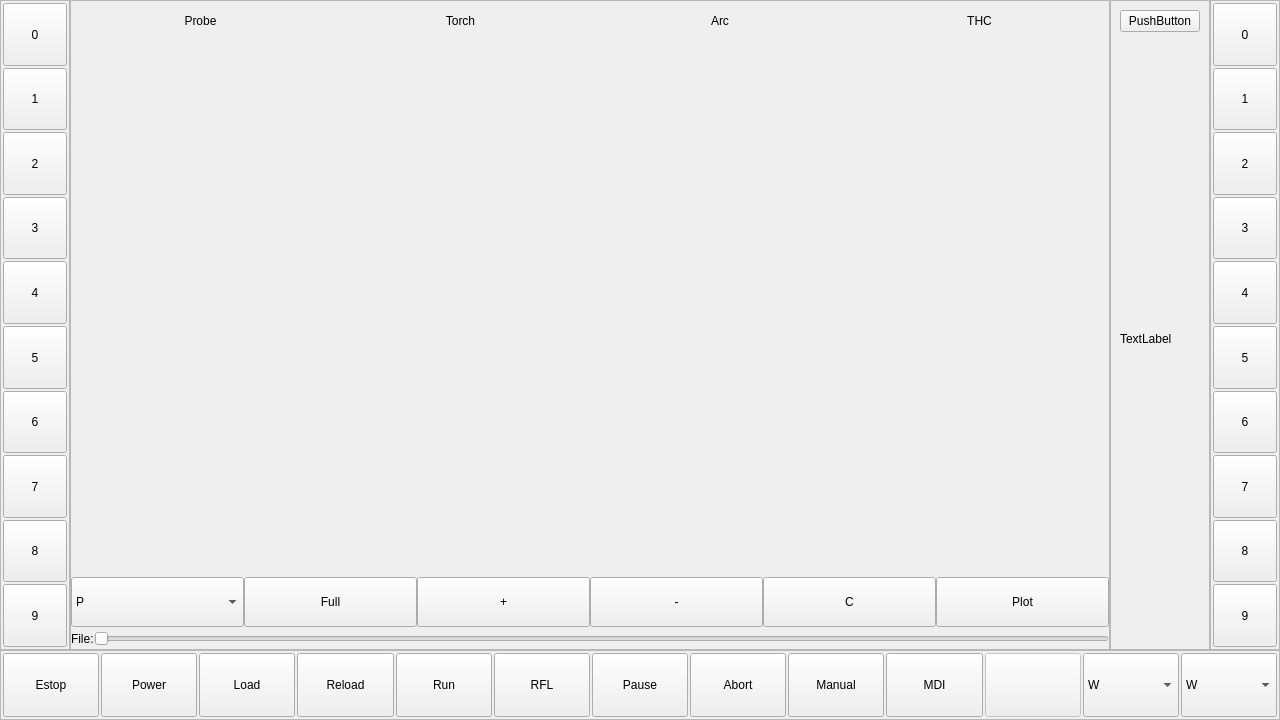
This is qtgui/qtgui.ui in daiman444/lcnc29_lpt_qtplasma as Qt 5 draws it before an edit. The edited form follows.
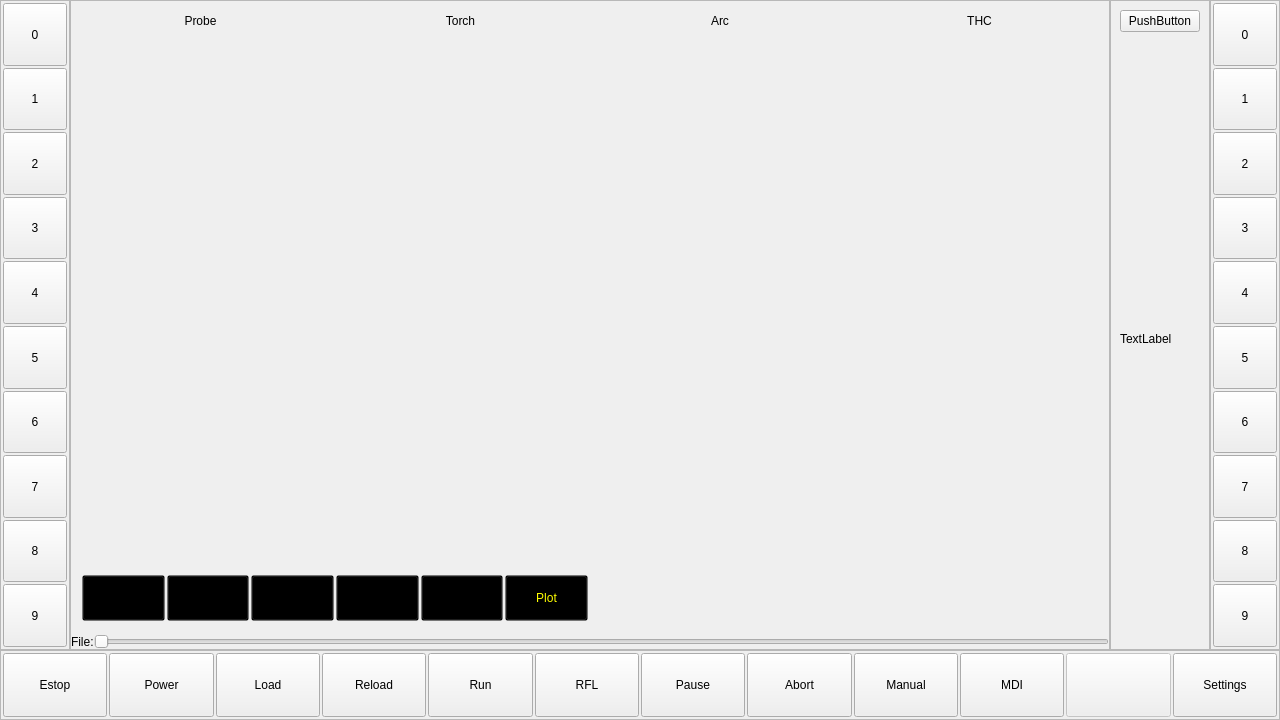
This is the edited form. Custom widgets are drawn as their Qt base class.

Commit message: moved view buttons

Diff of the .ui file:
```diff
--- a/qtgui/qtgui.ui
+++ b/qtgui/qtgui.ui
@@ -246,73 +246,16 @@
            </widget>
           </item>
           <item>
-           <widget class="QComboBox" name="cb_pages">
+           <widget class="QPushButton" name="pb_bottom_10">
             <property name="sizePolicy">
              <sizepolicy hsizetype="Expanding" vsizetype="Expanding">
               <horstretch>0</horstretch>
               <verstretch>0</verstretch>
              </sizepolicy>
             </property>
-            <item>
              <property name="text">
-              <string>W</string>
-             </property>
-            </item>
-            <item>
-             <property name="text">
-              <string>Coll</string>
-             </property>
-            </item>
-            <item>
-             <property name="text">
-              <string>Min</string>
-             </property>
-            </item>
-            <item>
-             <property name="text">
-              <string>Full</string>
-             </property>
-            </item>
-            <item>
-             <property name="text">
-              <string>Close</string>
-             </property>
-            </item>
-           </widget>
-          </item>
-          <item>
-           <widget class="QComboBox" name="cb_window">
-            <property name="sizePolicy">
-             <sizepolicy hsizetype="Expanding" vsizetype="Expanding">
-              <horstretch>0</horstretch>
-              <verstretch>0</verstretch>
-             </sizepolicy>
-            </property>
-            <item>
-             <property name="text">
-              <string>W</string>
-             </property>
-            </item>
-            <item>
-             <property name="text">
-              <string>Coll</string>
-             </property>
-            </item>
-            <item>
-             <property name="text">
-              <string>Min</string>
-             </property>
-            </item>
-            <item>
-             <property name="text">
-              <string>Full</string>
-             </property>
-            </item>
-            <item>
-             <property name="text">
-              <string>Close</string>
-             </property>
-            </item>
+             <string>Settings</string>
+            </property>
            </widget>
           </item>
          </layout>
@@ -794,9 +737,25 @@
                </widget>
               </item>
               <item>
-               <widget class="GCodeGraphics" name="gcodegraphics"/>
-              </item>
-              <item>
+               <widget class="GCodeGraphics" name="gcodegraphics">
+                <property name="_dro" stdset="0">
+                 <bool>true</bool>
+                </property>
+                <property name="_dtg" stdset="0">
+                 <bool>false</bool>
+                </property>
+                <property name="background_color" stdset="0">
+                 <color alpha="150">
+                  <red>0</red>
+                  <green>0</green>
+                  <blue>0</blue>
+                 </color>
+                </property>
+                <layout class="QGridLayout" name="gridLayout_4">
+                 <property name="leftMargin">
+                  <number>9</number>
+                 </property>
+                 <item row="1" column="0">
                <widget class="QFrame" name="fr_view_buttons">
                 <property name="maximumSize">
                  <size>
@@ -804,6 +763,9 @@
                   <height>50</height>
                  </size>
                 </property>
+                   <property name="styleSheet">
+                    <string notr="true">background-color: rgba(0, 0, 0, 0);</string>
+                   </property>
                 <property name="frameShape">
                  <enum>QFrame::NoFrame</enum>
                 </property>
@@ -812,19 +774,19 @@
                 </property>
                 <layout class="QHBoxLayout" name="horizontalLayout_3">
                  <property name="spacing">
-                  <number>0</number>
+                     <number>2</number>
                  </property>
                  <property name="leftMargin">
-                  <number>0</number>
+                     <number>2</number>
                  </property>
                  <property name="topMargin">
-                  <number>0</number>
+                     <number>2</number>
                  </property>
                  <property name="rightMargin">
-                  <number>0</number>
+                     <number>2</number>
                  </property>
                  <property name="bottomMargin">
-                  <number>0</number>
+                     <number>2</number>
                  </property>
                  <item>
                   <widget class="QComboBox" name="cb_view_select">
@@ -836,7 +798,7 @@
                    </property>
                    <item>
                     <property name="text">
-                     <string>P</string>
+                        <string>View P</string>
                     </property>
                    </item>
                    <item>
@@ -856,19 +818,6 @@
                    </item>
                   </widget>
                  </item>
-                 <item>
-                  <widget class="QPushButton" name="pb_view_4">
-                   <property name="sizePolicy">
-                    <sizepolicy hsizetype="Expanding" vsizetype="Expanding">
-                     <horstretch>0</horstretch>
-                     <verstretch>0</verstretch>
-                    </sizepolicy>
-                   </property>
-                   <property name="text">
-                    <string>Full</string>
-                   </property>
-                  </widget>
-                 </item>
                  <item>
                   <widget class="QPushButton" name="pb_view_0">
                    <property name="sizePolicy">
@@ -878,7 +827,7 @@
                     </sizepolicy>
                    </property>
                    <property name="text">
-                    <string>+</string>
+                       <string>Full</string>
                    </property>
                   </widget>
                  </item>
@@ -891,7 +840,7 @@
                     </sizepolicy>
                    </property>
                    <property name="text">
-                    <string>-</string>
+                       <string>+</string>
                    </property>
                   </widget>
                  </item>
@@ -904,7 +853,7 @@
                     </sizepolicy>
                    </property>
                    <property name="text">
-                    <string>C</string>
+                       <string>-</string>
                    </property>
                   </widget>
                  </item>
@@ -917,9 +866,55 @@
                     </sizepolicy>
                    </property>
                    <property name="text">
+                       <string>Clear</string>
+                      </property>
+                     </widget>
+                    </item>
+                    <item>
+                     <widget class="QPushButton" name="pb_view_4">
+                      <property name="sizePolicy">
+                       <sizepolicy hsizetype="Expanding" vsizetype="Expanding">
+                        <horstretch>0</horstretch>
+                        <verstretch>0</verstretch>
+                       </sizepolicy>
+                      </property>
+                      <property name="styleSheet">
+                       <string notr="true">background-color: transparent;
+color: yellow;</string>
+                      </property>
+                      <property name="text">
                     <string>Plot</string>
                    </property>
                   </widget>
+                    </item>
+                   </layout>
+                  </widget>
+                 </item>
+                 <item row="0" column="0">
+                  <spacer name="verticalSpacer">
+                   <property name="orientation">
+                    <enum>Qt::Vertical</enum>
+                   </property>
+                   <property name="sizeHint" stdset="0">
+                    <size>
+                     <width>20</width>
+                     <height>40</height>
+                    </size>
+                   </property>
+                  </spacer>
+                 </item>
+                 <item row="1" column="1">
+                  <spacer name="horizontalSpacer">
+                   <property name="orientation">
+                    <enum>Qt::Horizontal</enum>
+                   </property>
+                   <property name="sizeHint" stdset="0">
+                    <size>
+                     <width>40</width>
+                     <height>20</height>
+                    </size>
+                   </property>
+                  </spacer>
                  </item>
                 </layout>
                </widget>
```
Left out of the diff: 6 changed lines with no effect on the pictures. Lines whose indentation alone changed are shown as unchanged. The commit also changes 2 other files.
